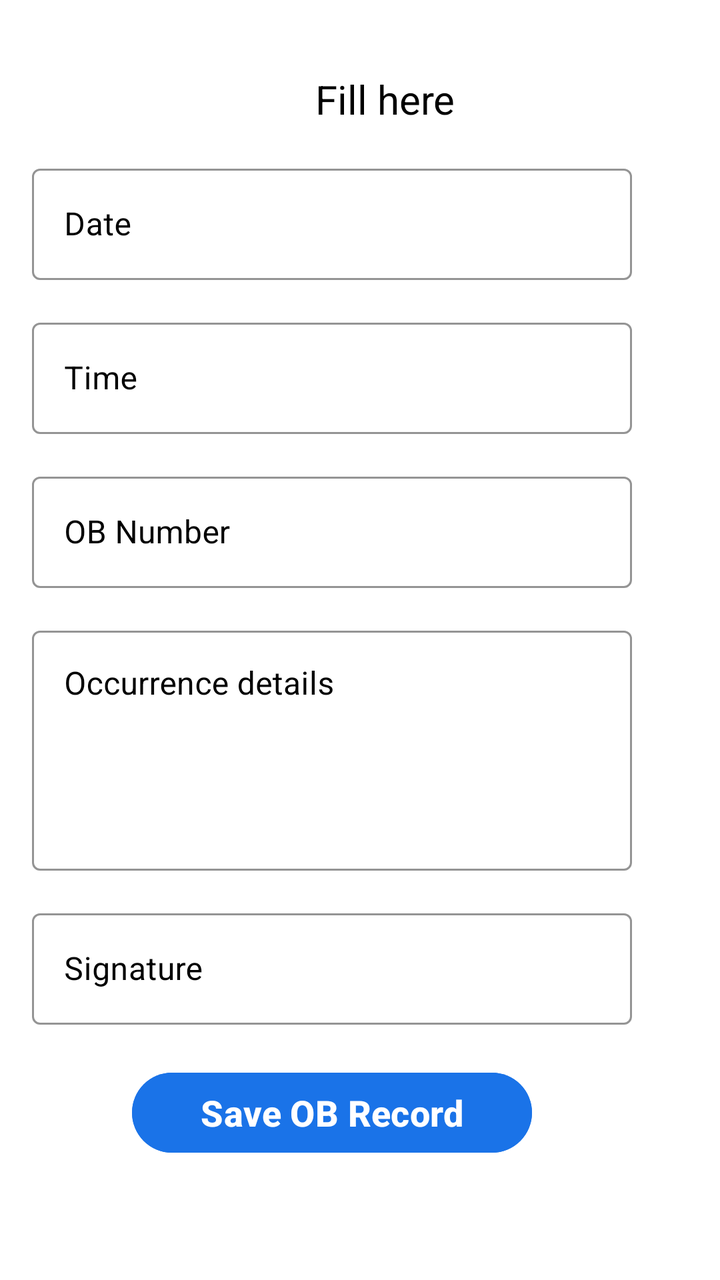
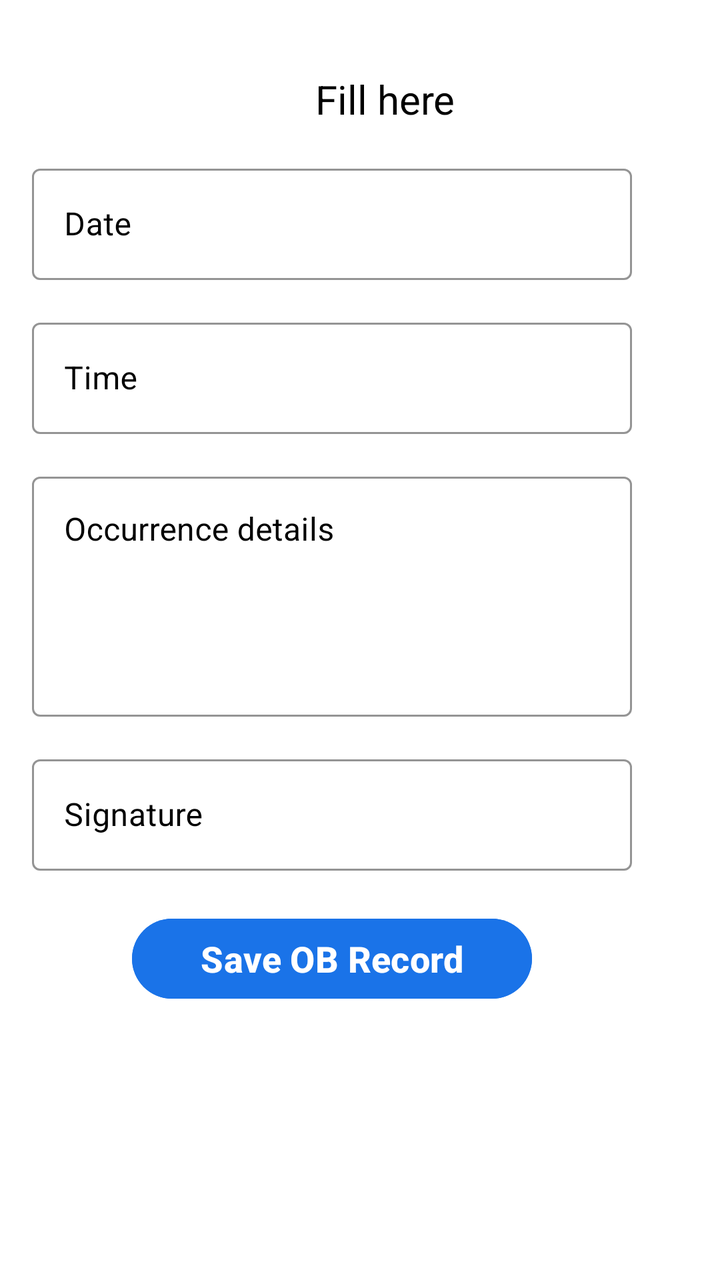

Two renders of the same Android screen: before a commit and after it. Below are the layout's source before the change and the commit's diff.
<!-- AndroidManifest.xml: application theme Theme.App -->
<!-- res/layout/activity_home.xml -->
<ScrollView xmlns:android="http://schemas.android.com/apk/res/android"
    xmlns:app="http://schemas.android.com/apk/res-auto"
    android:layout_width="match_parent"
    android:layout_height="match_parent"
    android:background="#FFFFFF">

    <LinearLayout
        android:id="@+id/main"
        android:layout_width="match_parent"
        android:layout_height="wrap_content"
        android:orientation="vertical"
        android:layout_marginEnd="10dp"
        android:padding="16dp">

        <TextView
            android:layout_width="match_parent"
            android:layout_height="match_parent"
            android:textAlignment="center"
            android:textColor="@color/black"
            android:layout_marginStart="40dp"
            android:textSize="20sp"
            android:layout_marginTop="20dp"
            android:text="Fill here "/>

        
        <com.google.android.material.textfield.TextInputLayout
            android:layout_width="300dp"
            android:layout_height="wrap_content"
            android:textColorHint="@color/black"
            android:hint="Date"
            android:layout_marginTop="16dp"
            style="@style/Widget.MaterialComponents.TextInputLayout.OutlinedBox"
            app:boxStrokeColor="@android:color/black"
            app:hintTextColor="@android:color/black">

            <com.google.android.material.textfield.TextInputEditText
                android:id="@+id/date"
                android:focusable="false"
                android:clickable="true"
                android:layout_width="match_parent"
                android:layout_height="wrap_content"
                android:textColor="@android:color/black"
                android:inputType="datetime"/>
        </com.google.android.material.textfield.TextInputLayout>


        

        <com.google.android.material.textfield.TextInputLayout
            android:layout_width="300dp"
            android:layout_height="wrap_content"
            android:textColorHint="@color/black"
            android:hint="Time"
            android:layout_marginTop="16dp"
            style="@style/Widget.MaterialComponents.TextInputLayout.OutlinedBox"
            app:boxStrokeColor="@android:color/black"
            app:hintTextColor="@android:color/black">

            <com.google.android.material.textfield.TextInputEditText
                android:id="@+id/time"
                android:focusable="false"
                android:clickable="true"
                android:layout_width="match_parent"
                android:layout_height="wrap_content"
                android:textColor="@android:color/black"
                android:inputType="time"/>
        </com.google.android.material.textfield.TextInputLayout>



        
        <com.google.android.material.textfield.TextInputLayout
            android:layout_width="300dp"
            android:layout_height="wrap_content"
            android:textColorHint="@color/black"
            android:hint="OB Number"
            android:layout_marginTop="16dp"
            style="@style/Widget.MaterialComponents.TextInputLayout.OutlinedBox"
            app:boxStrokeColor="@android:color/black"
            app:hintTextColor="@android:color/black">

            <com.google.android.material.textfield.TextInputEditText
                android:id="@+id/obNumber"
                android:focusable="false"
                android:clickable="false"
                android:layout_width="match_parent"
                android:layout_height="wrap_content"
                android:textColor="@android:color/black"
                android:inputType="number|phone"/>
        </com.google.android.material.textfield.TextInputLayout>



        
        
        <com.google.android.material.textfield.TextInputLayout
            android:layout_width="300dp"
            android:layout_height="wrap_content"
            android:textColorHint="@color/black"
            android:hint="Occurrence details"
            android:layout_marginTop="16dp"
            style="@style/Widget.MaterialComponents.TextInputLayout.OutlinedBox"
            app:boxStrokeColor="@android:color/black"
            app:hintTextColor="@android:color/black">

            <com.google.android.material.textfield.TextInputEditText
                android:id="@+id/occurrence"
                android:layout_width="match_parent"
                android:layout_height="120dp"
                android:textColor="@android:color/black"
                android:inputType="textMultiLine"
                android:gravity="top|start"/>
        </com.google.android.material.textfield.TextInputLayout>

        
        <com.google.android.material.textfield.TextInputLayout
            android:layout_width="300dp"
            android:layout_height="match_parent"
            android:textColorHint="@color/black"
            android:hint="Signature"
            android:layout_marginTop="16dp"
            style="@style/Widget.MaterialComponents.TextInputLayout.OutlinedBox"
            app:boxStrokeColor="@android:color/black"
            app:hintTextColor="@android:color/black">

            <com.google.android.material.textfield.TextInputEditText
                android:id="@+id/sign"
                android:layout_width="match_parent"
                android:layout_height="match_parent"
                android:textColor="@android:color/black"
                android:inputType="textPersonName"
                android:digits="abcdefghijklmnopqrstuvwxyzABCDEFGHIJKLMNOPQRSTUVWXYZ "/>
        </com.google.android.material.textfield.TextInputLayout>

        
        <Button
            android:id="@+id/saveBtn"
            android:layout_width="200dp"
            android:layout_height="wrap_content"
            android:layout_marginTop="20dp"
            android:layout_marginStart="50dp"
            android:text="Save OB Record"
            android:textSize="18sp"
            android:textStyle="bold"
            android:backgroundTint="#1A73E8"
            android:textColor="#FFFFFF"/>






    </LinearLayout>
</ScrollView>
<!-- resources referenced by this layout -->
<resources>
  <color name="black">#FF000000</color>
  <style name="Theme.App" parent="Base.Theme.App" />
  <style name="Base.Theme.App" parent="Theme.Material3.DayNight.NoActionBar">
          <item name="colorPrimary">#1A73E8</item>
          <item name="android:statusBarColor">@android:color/transparent</item>
          <item name="android:navigationBarColor">@android:color/transparent</item>
  
  
      </style>
</resources>

<!-- the commit's change to res/layout/activity_home.xml (unified diff, before → after) -->
@@ -69,25 +69,6 @@
 
 
         
-        <com.google.android.material.textfield.TextInputLayout
-            android:layout_width="300dp"
-            android:layout_height="wrap_content"
-            android:textColorHint="@color/black"
-            android:hint="OB Number"
-            android:layout_marginTop="16dp"
-            style="@style/Widget.MaterialComponents.TextInputLayout.OutlinedBox"
-            app:boxStrokeColor="@android:color/black"
-            app:hintTextColor="@android:color/black">
-
-            <com.google.android.material.textfield.TextInputEditText
-                android:id="@+id/obNumber"
-                android:focusable="false"
-                android:clickable="false"
-                android:layout_width="match_parent"
-                android:layout_height="wrap_content"
-                android:textColor="@android:color/black"
-                android:inputType="number|phone"/>
-        </com.google.android.material.textfield.TextInputLayout>
 
 
 
